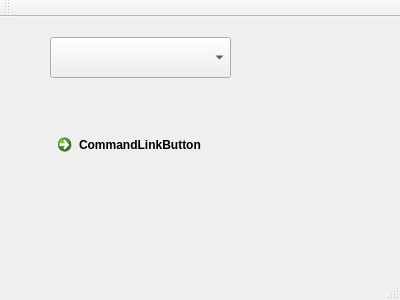
This is mainwindow.ui in MshGit2016/Test_ComboBox as Qt 5 draws it before an edit. The edited form follows.
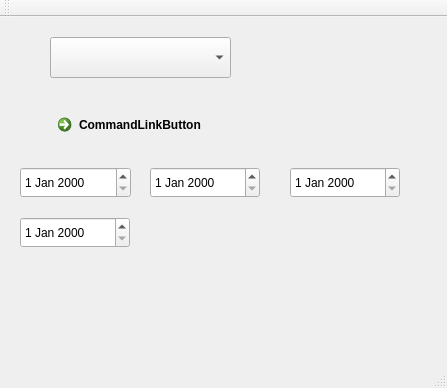
This is the edited form.

Commit message: V3.0 测试QVector,QMap

What changed in the file:
```diff
--- a/mainwindow.ui
+++ b/mainwindow.ui
@@ -6,8 +6,8 @@
    <rect>
     <x>0</x>
     <y>0</y>
-    <width>400</width>
-    <height>300</height>
+    <width>447</width>
+    <height>388</height>
    </rect>
   </property>
   <property name="windowTitle">
@@ -28,7 +28,7 @@
     <property name="geometry">
      <rect>
       <x>50</x>
-      <y>110</y>
+      <y>90</y>
       <width>201</width>
       <height>61</height>
      </rect>
@@ -37,6 +37,46 @@
      <string>CommandLinkButton</string>
     </property>
    </widget>
+   <widget class="QDateEdit" name="dateEdit">
+    <property name="geometry">
+     <rect>
+      <x>20</x>
+      <y>150</y>
+      <width>111</width>
+      <height>31</height>
+     </rect>
+    </property>
+   </widget>
+   <widget class="QDateEdit" name="dateEdit_2">
+    <property name="geometry">
+     <rect>
+      <x>150</x>
+      <y>150</y>
+      <width>110</width>
+      <height>31</height>
+     </rect>
+    </property>
+   </widget>
+   <widget class="QDateEdit" name="dateEdit_3">
+    <property name="geometry">
+     <rect>
+      <x>290</x>
+      <y>150</y>
+      <width>110</width>
+      <height>31</height>
+     </rect>
+    </property>
+   </widget>
+   <widget class="QDateEdit" name="dateEdit_4">
+    <property name="geometry">
+     <rect>
+      <x>20</x>
+      <y>200</y>
+      <width>110</width>
+      <height>31</height>
+     </rect>
+    </property>
+   </widget>
   </widget>
   <widget class="QMenuBar" name="menuBar">
    <property name="geometry">
```
Left out of the diff: 2 changed lines with no effect on the pictures. The commit also changes 2 other files.
